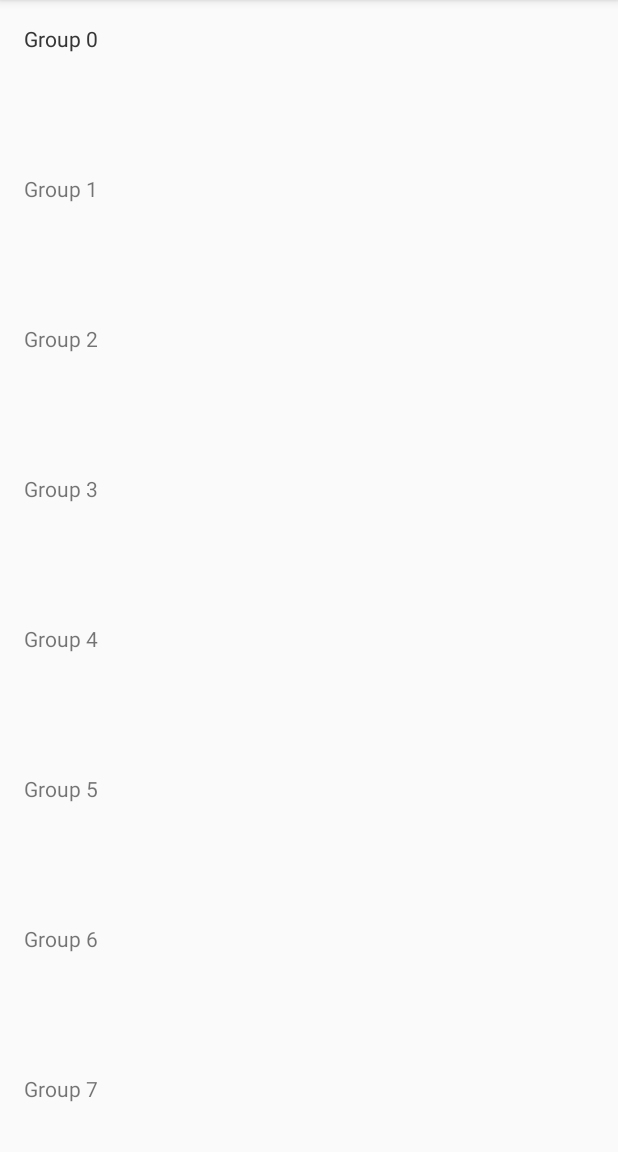
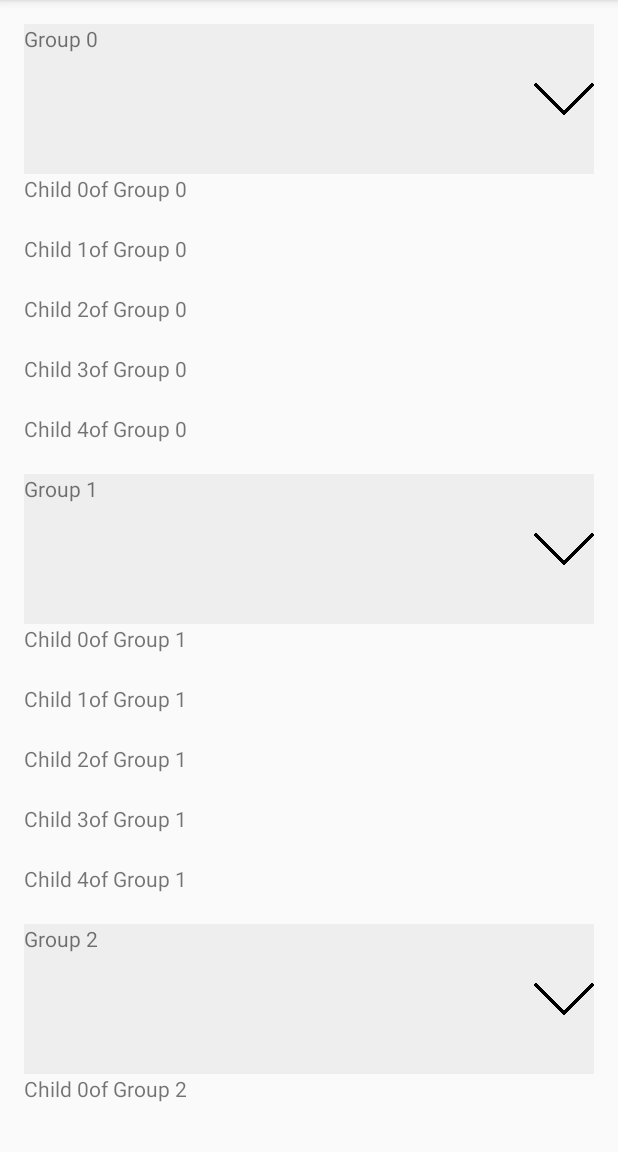
Before and after one commit to armansimonyan13/ExpandableRecyclerView, an Android app: the screen it shows after launch (MainActivity), on a phone screen of 412 x 824 dp, the part 84-1236 px from its top. Run offline under Robolectric (Android 15) with nearby library versions, the phone set to English and light mode, and no system bars.

Commit message:
Added rotating arrow in group view

```diff
--- a/app/src/main/java/com/example/armansimonyan/projectx/MainActivity.java
+++ b/app/src/main/java/com/example/armansimonyan/projectx/MainActivity.java
@@ -3,11 +3,12 @@ package com.example.armansimonyan.projectx;
 import android.content.Context;
 import android.support.v7.app.AppCompatActivity;
 import android.os.Bundle;
-import android.support.v7.widget.LinearLayoutManager;
 import android.support.v7.widget.RecyclerView;
+import android.util.Log;
 import android.view.LayoutInflater;
 import android.view.View;
 import android.view.ViewGroup;
+import android.widget.ImageView;
 import android.widget.TextView;
 
 import java.util.ArrayList;
@@ -24,9 +25,12 @@ public class MainActivity extends AppCompatActivity {
 		for (int i = 0; i < 100; i++) {
 			List<ChildItem> items = new ArrayList<>();
 			for (int j = 0; j < 5; j++) {
-				items.add(new ChildItem("Child " + j + "of Group " + i));
+				ChildItem childItem = new ChildItem("Child " + j + "of Group " + i);
+				items.add(childItem);
 			}
-			data.add(new GroupItem("Group " + i, items));
+			GroupItem groupItem = new GroupItem("Group " + i, items);
+			groupItem.setIsExpanded(true);
+			data.add(groupItem);
 		}
 
 		RecyclerView recyclerView = (RecyclerView) findViewById(R.id.recycler);
@@ -63,7 +67,13 @@ public class MainActivity extends AppCompatActivity {
 				GroupViewHolder groupViewHolder = (GroupViewHolder) holder;
 				groupViewHolder.itemView.setOnClickListener(this);
 				groupViewHolder.itemView.setTag(groupViewHolder);
-				groupViewHolder.textView.setText(((GroupItem) getItem(position)).getName());
+				GroupItem groupItem = (GroupItem) getItem(position);
+				groupViewHolder.textView.setText(groupItem.getName());
+				if (groupItem.isExpanded()) {
+					groupViewHolder.imageView.setRotation(90);
+				} else {
+					groupViewHolder.imageView.setRotation(0);
+				}
 			} else if (holder instanceof ChildViewHolder) {
 				ChildViewHolder childViewHolder = (ChildViewHolder) holder;
 				childViewHolder.itemView.setOnClickListener(this);
@@ -102,16 +112,20 @@ public class MainActivity extends AppCompatActivity {
 		public void onClick(View view) {
 			Object holder = view.getTag();
 			if (holder instanceof GroupViewHolder) {
-				GroupViewHolder groupViewHolder = (GroupViewHolder) view.getTag();
+				GroupViewHolder groupViewHolder = (GroupViewHolder) holder;
+				log("adapterPosition: " + groupViewHolder.getAdapterPosition());
+				log("layoutPosition: " + groupViewHolder.getLayoutPosition());
 				int adapterPosition = groupViewHolder.getAdapterPosition();
 				Object item = getItem(adapterPosition);
 				if (item instanceof GroupItem) {
 					GroupItem groupItem = (GroupItem) item;
 					if (groupItem.isExpanded()) {
 						groupItem.setIsExpanded(false);
+						groupViewHolder.imageView.setRotation(0);
 						notifyItemRangeRemoved(adapterPosition + 1, groupItem.getItems().size());
 					} else {
 						groupItem.setIsExpanded(true);
+						groupViewHolder.imageView.setRotation(90);
 						notifyItemRangeInserted(adapterPosition + 1, groupItem.getItems().size());
 					}
 				}
@@ -140,11 +154,13 @@ public class MainActivity extends AppCompatActivity {
 
 	public static class GroupViewHolder extends RecyclerView.ViewHolder {
 		public TextView textView;
+		public ImageView imageView;
 
 		public GroupViewHolder(View itemView) {
 			super(itemView);
 
 			textView = (TextView) itemView.findViewById(R.id.text);
+			imageView = (ImageView) itemView.findViewById(R.id.arrow);
 		}
 	}
 
@@ -157,4 +173,14 @@ public class MainActivity extends AppCompatActivity {
 			textView = (TextView) itemView.findViewById(R.id.text);
 		}
 	}
+
+	private static void log(String message) {
+		Log.d("MainActivity>>>: ", message);
+	}
+
+	private static void log() {
+		Log.d("MainActivity>>>: \n",
+				""
+		);
+	}
 }
--- a/app/src/main/java/com/example/armansimonyan/projectx/StickyHeaderLayoutManager.java
+++ b/app/src/main/java/com/example/armansimonyan/projectx/StickyHeaderLayoutManager.java
@@ -61,53 +61,6 @@ public class StickyHeaderLayoutManager extends RecyclerView.LayoutManager {
 		fill(recycler, state, 1);
 	}
 
-	private void fill(RecyclerView.Recycler recycler, RecyclerView.State state, int direction) {
-		detachAndScrapAttachedViews(recycler);
-
-		if (direction == DIRECTION_UP) {
-			int bottom = lastItemBottomOffset;
-			int nextPosition = lastVisiblePosition;
-			while (true) {
-				View view = recycler.getViewForPosition(nextPosition);
-				addView(view);
-				measureChildWithMargins(view, 0, 0);
-				int top = bottom - view.getMeasuredHeight();
-				layoutDecoratedWithMargins(view, 0, top, view.getMeasuredWidth(), bottom);
-				if (top <= 0) {
-					firstVisiblePosition = nextPosition;
-					firstItemTopOffset = top;
-					break;
-				}
-				bottom = top;
-				nextPosition--;
-			}
-		} else {
-			int top = firstItemTopOffset;
-			int nextPosition = firstVisiblePosition;
-			while (true) {
-				View view = recycler.getViewForPosition(nextPosition);
-				addView(view);
-				measureChildWithMargins(view, 0, 0);
-				int bottom = top + view.getMeasuredHeight();
-				layoutDecoratedWithMargins(view, 0, top, view.getMeasuredWidth(), bottom);
-				if (bottom >= getHeight()) {
-					lastVisiblePosition = nextPosition;
-					lastItemBottomOffset = bottom;
-					break;
-				}
-				top = bottom;
-				nextPosition++;
-			}
-		}
-
-		View view = recycler.getViewForPosition(currentStickyHeaderPosition);
-		addView(view);
-		measureChildWithMargins(view, 0, 0);
-		layoutDecoratedWithMargins(view, 0, currentStickyHeaderTopOffset, view.getMeasuredWidth(), currentStickyHeaderTopOffset + view.getMeasuredHeight());
-
-		log("getChildCount(): " + getChildCount());
-	}
-
 	@Override
 	public int scrollVerticallyBy(int dy, RecyclerView.Recycler recycler, RecyclerView.State state) {
 		int direction = dy > 0 ? DIRECTION_UP : DIRECTION_DOWN;
@@ -148,6 +101,7 @@ public class StickyHeaderLayoutManager extends RecyclerView.LayoutManager {
 			View view = recycler.getViewForPosition(currentStickyHeaderPosition);
 			addView(view);
 			measureChildWithMargins(view, 0, 0);
+			removeAndRecycleView(view, recycler);
 			currentStickyHeaderTopOffset = 0;
 			if (currentStickyHeaderTopOffset + view.getMeasuredHeight() > nextStickyHeaderTopOffset) {
 				currentStickyHeaderTopOffset = nextStickyHeaderTopOffset - view.getMeasuredHeight();
@@ -161,7 +115,7 @@ public class StickyHeaderLayoutManager extends RecyclerView.LayoutManager {
 					addView(nextView);
 					measureChildWithMargins(nextView, 0, 0);
 					bottom += nextView.getMeasuredHeight();
-					removeView(nextView);
+					removeAndRecycleView(nextView, recycler);
 					if (getItemViewType(nextView) == MainActivity.Adapter.GROUP_TYPE) {
 						nextStickyHeaderPosition = i;
 						nextStickyHeaderTopOffset = bottom;
@@ -183,6 +137,7 @@ public class StickyHeaderLayoutManager extends RecyclerView.LayoutManager {
 							addView(view);
 							measureChildWithMargins(view, 0, 0);
 							bottom += view.getMeasuredHeight();
+							removeAndRecycleView(view, recycler);
 							if (j == nextStickyHeaderPosition - 1) {
 								nextStickyHeaderTopOffset = bottom;
 								if (nextStickyHeaderTopOffset > previousView.getMeasuredHeight()) {
@@ -228,6 +183,57 @@ public class StickyHeaderLayoutManager extends RecyclerView.LayoutManager {
 		return scroll;
 	}
 
+	private void fill(RecyclerView.Recycler recycler, RecyclerView.State state, int direction) {
+		detachAndScrapAttachedViews(recycler);
+
+		if (direction == DIRECTION_UP) {
+			int bottom = lastItemBottomOffset;
+			int nextPosition = lastVisiblePosition;
+			while (true) {
+				View view = recycler.getViewForPosition(nextPosition);
+				addView(view);
+				measureChildWithMargins(view, 0, 0);
+				int top = bottom - view.getMeasuredHeight();
+				layoutDecoratedWithMargins(view, 0, top, view.getMeasuredWidth(), bottom);
+				if (top <= 0) {
+					firstVisiblePosition = nextPosition;
+					firstItemTopOffset = top;
+					break;
+				}
+				bottom = top;
+				nextPosition--;
+			}
+		} else {
+			int top = firstItemTopOffset;
+			int nextPosition = firstVisiblePosition;
+			while (true) {
+				View view = recycler.getViewForPosition(nextPosition);
+				addView(view);
+				measureChildWithMargins(view, 0, 0);
+				int bottom = top + view.getMeasuredHeight();
+				layoutDecoratedWithMargins(view, 0, top, view.getMeasuredWidth(), bottom);
+				if (bottom >= getHeight()) {
+					lastVisiblePosition = nextPosition;
+					lastItemBottomOffset = bottom;
+					break;
+				}
+				top = bottom;
+				nextPosition++;
+			}
+		}
+
+		View view = recycler.getViewForPosition(currentStickyHeaderPosition);
+		addView(view);
+		measureChildWithMargins(view, 0, 0);
+		layoutDecoratedWithMargins(view, 0, currentStickyHeaderTopOffset, view.getMeasuredWidth(), currentStickyHeaderTopOffset + view.getMeasuredHeight());
+		MainActivity.GroupViewHolder groupViewHolder = (MainActivity.GroupViewHolder) view.getTag();
+		log("stickyHeaderArrowRotation: " + groupViewHolder.imageView.getRotation());
+
+		log("getChildCount(): " + getChildCount());
+		log("scrapListSize: " + recycler.getScrapList().size());
+		log("scrapList: " + recycler.getScrapList());
+	}
+
 	private void log(String message) {
 		Log.d(StickyHeaderLayoutManager.class.getSimpleName() + ">>>", message);
 	}
--- a/app/src/main/res/layout/view_item_group.xml
+++ b/app/src/main/res/layout/view_item_group.xml
@@ -1,12 +1,22 @@
 <?xml version="1.0" encoding="utf-8"?>
-<LinearLayout xmlns:android="http://schemas.android.com/apk/res/android"
-			  android:orientation="vertical"
-			  android:layout_width="match_parent"
-			  android:layout_height="wrap_content">
+<LinearLayout
+		xmlns:android="http://schemas.android.com/apk/res/android"
+		android:orientation="horizontal"
+		android:layout_width="match_parent"
+		android:layout_height="wrap_content"
+		android:background="#eee">
 
 	<TextView
 			android:id="@+id/text"
-			android:layout_width="match_parent"
-			android:layout_height="100dp"/>
+			android:layout_width="0dp"
+			android:layout_height="100dp"
+			android:layout_weight="1" />
+
+	<ImageView
+			android:id="@+id/arrow"
+			android:layout_width="40dp"
+			android:layout_height="40dp"
+			android:layout_gravity="center_vertical"
+			android:src="@drawable/arrows" />
 
 </LinearLayout>
```
Also changed, not shown: app/src/main/res/drawable/arrows.png (added).
